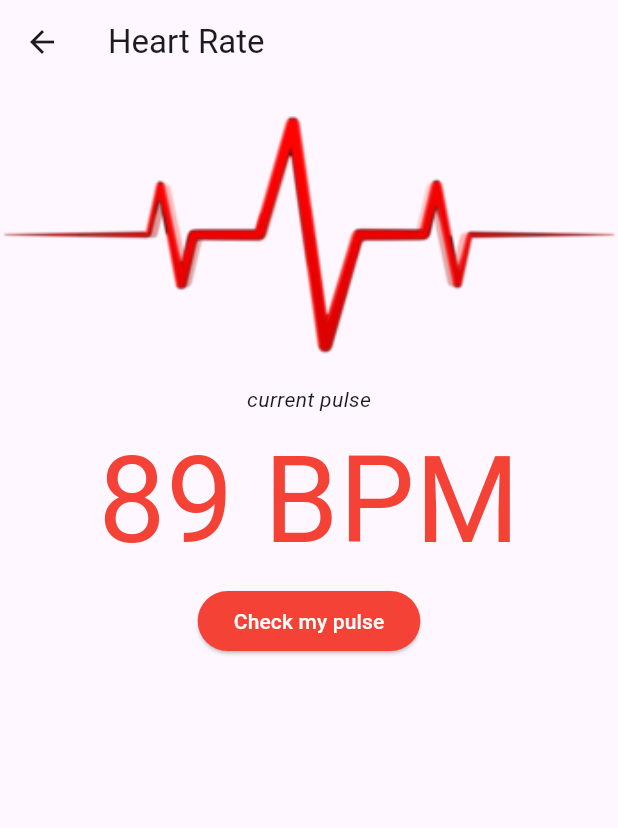
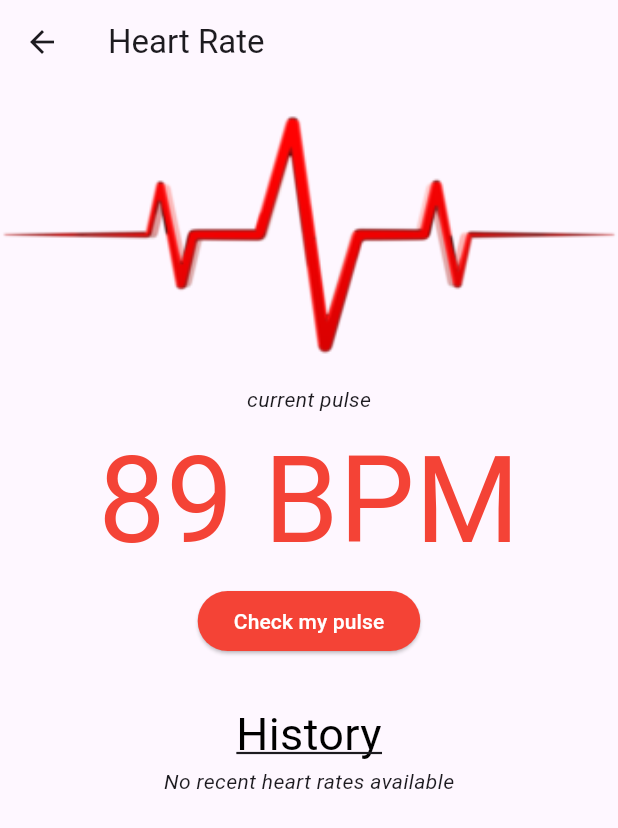
Before and after one commit to Amoako419/Flutter_Semester_Project, a Flutter app: the HeartRate screen opened directly, on a phone screen of 412 x 824 dp. Shown: the top 828 px of the screen. Run offline on Flutter 3.47's test engine with Material 3 defaults, Android fonts, the phone set to English and light mode, and no system bars.

Commit message:
heart rate page done

```diff
--- a/health_monitor/lib/pages/heart_rate.dart
+++ b/health_monitor/lib/pages/heart_rate.dart
@@ -30,7 +30,9 @@ class HeartRate extends StatelessWidget{
       },
         style: ButtonStyle(backgroundColor: MaterialStateProperty.all(Colors.red)),
          child: const Text("Check my pulse",style: TextStyle(color: Colors.white)),
-      )
+      ),
+      _space(),
+      history()
 
     ],
   )
@@ -57,23 +59,19 @@ class HeartRate extends StatelessWidget{
     );
   }
 
-  // Widget _pulseTx(){
-  //   return Column(
-  //     children: [
-  //     const Text("current pulse",style: TextStyle(fontStyle: FontStyle.italic),),
-  //     const Text("89 BPM",style: TextStyle(fontStyle: FontStyle.normal, fontSize: 80.0 ,color: Colors.red,),),
-  //     ElevatedButton(onPressed: (){
-  //       final snackBar = SnackBar(content: const Text("Connect to your device"),
-  //       action: SnackBarAction(label: 'Done',
-  //       onPressed: (){},
-  //       ),
-  //       );
-  //       ScaffoldMessenger.of(context).showSnackBar(snackBar);
-  //     },
-  //       style: ButtonStyle(backgroundColor: MaterialStateProperty.all(Colors.red)),
-  //        child: const Text("Check my pulse",style: TextStyle(color: Colors.white)),
-  //     )
-  //     ],
-  //   );
-  // }
+
+  Widget history(){
+    return const Column(
+      children: [
+        Text('History',style: TextStyle(fontStyle: FontStyle.normal, fontSize: 30.0 ,color: Colors.black,decoration: TextDecoration.underline)),
+        Text('No recent heart rates available',style: TextStyle(fontStyle: FontStyle.italic),)
+      ],
+    );
+  }
+
+   Widget _space(){
+    return Container(
+      height: 30.0,
+    );
+  }
 }
```
